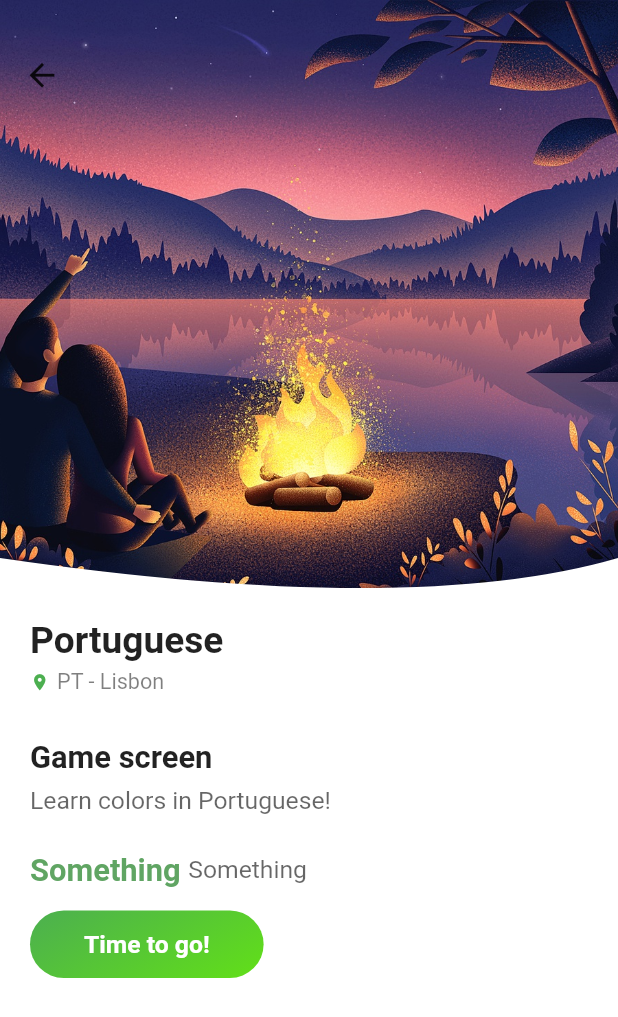
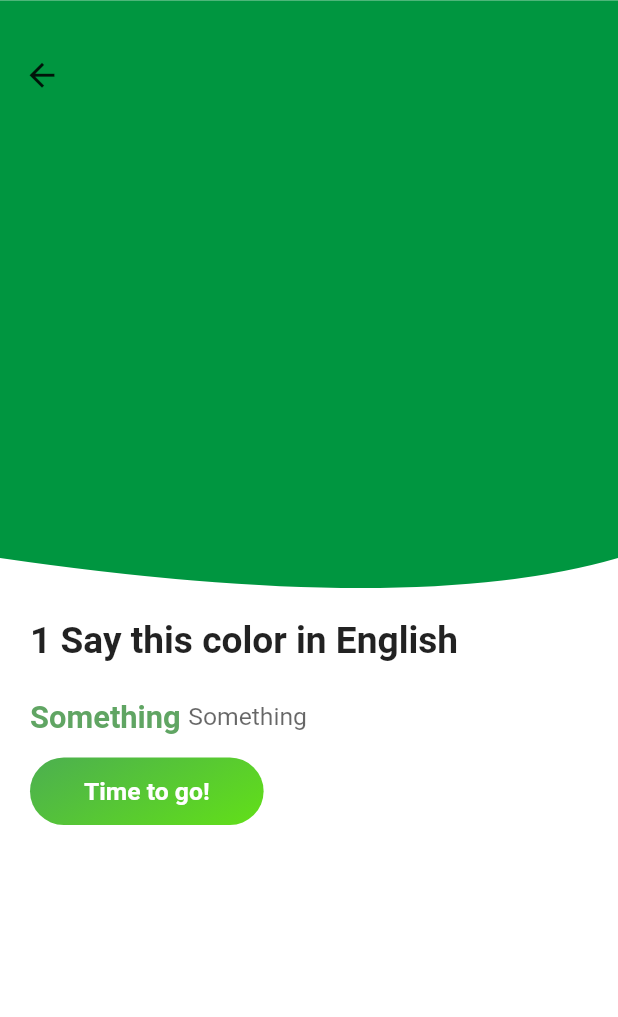
Before and after one commit to ctanunes/colorjewels, a Flutter app: the PopularList widget shown alone on an empty page, opened directly, after a tap on "Portuguese", on a phone screen of 412 x 824 dp. Shown: the top 1017 px of the screen. Run offline on Flutter 3.47's test engine with Material 2 defaults, Android fonts, the phone set to English and light mode, and no system bars; our stand-ins replace flutter_svg, flutter_tts, get, speech_to_text.

Commit message:
Added question screens

```diff
--- a/lib/main.dart
+++ b/lib/main.dart
@@ -1,7 +1,11 @@
+import 'package:color_jewels_app/screens/stt.dart';
 import 'package:flutter/material.dart';
 import 'package:color_jewels_app/screens/welcome.screen.dart';
+import 'package:color_jewels_app/screens/home.screen.dart';
 import 'package:flutter/services.dart';
 import 'package:color_jewels_app/screens/tts.dart';
+import 'package:get/get_navigation/src/root/get_material_app.dart';
+import 'package:get/route_manager.dart';
 
 void main() {
   runApp(MyApp());
@@ -11,14 +15,24 @@ class MyApp extends StatelessWidget {
   // This widget is the root of your application.
   @override
   Widget build(BuildContext context) {
-    return MaterialApp(
+    return GetMaterialApp(
       title: 'Color Jewels App',
       debugShowCheckedModeBanner: false,
       theme: ThemeData(
         primarySwatch: Colors.blue,
         visualDensity: VisualDensity.adaptivePlatformDensity,
       ),
-      home: TTS(),
+      home: WelcomeScreen(),
+      initialRoute: '/',
+      getPages: [
+        GetPage(name: '/', page: () => WelcomeScreen()),
+        GetPage(name: '/new', page: () => HomeScreen()),
+        GetPage(
+            name: '/home',
+            page: () => HomeScreen(),
+            transition: Transition.zoom
+        ),
+      ],
     );
   }
 }
--- a/lib/models/question.model.dart
+++ b/lib/models/question.model.dart
@@ -17,9 +17,30 @@ class Question {
 List<Question> eng = [
   Question(
       id : 1,
-      question : "Say this color in English",
+      question : "1 Say this color in English",
       image : "assets/images/green.png",
       answer : "green",
       typeOf : "Say",
+  ),
+  Question(
+    id : 2,
+    question : "2 Say this color in English",
+    image : "assets/images/green.png",
+    answer : "green",
+    typeOf : "Say",
+  ),
+  Question(
+    id : 3,
+    question : "3 Say this color in English",
+    image : "assets/images/green.png",
+    answer : "green",
+    typeOf : "Say",
+  ),
+  Question(
+    id : 4,
+    question : "4 Say this color in English",
+    image : "assets/images/green.png",
+    answer : "green",
+    typeOf : "Say",
   )
 ];
--- a/lib/screens/game1.screen.dart
+++ b/lib/screens/game1.screen.dart
@@ -1,23 +1,26 @@
 import 'package:color_jewels_app/models/language.model.dart';
+import 'package:color_jewels_app/screens/welcome.screen.dart';
 import 'package:flutter/material.dart';
 import 'package:color_jewels_app/widgets/buttons/gradient.button.dart';
 import 'package:color_jewels_app/widgets/detail/header.widget.dart';
+import 'package:get/route_manager.dart';
 
 import '../models/language.model.dart';
+import '../models/question.model.dart';
 
-class DetailScreen extends StatefulWidget {
-  final Language language;
+class GameScreen extends StatefulWidget {
+  final Question question;
 
-  const DetailScreen({
+  const GameScreen({
     Key key,
-    @required this.language,
+    @required this.question,
   }) : super(key: key);
 
   @override
-  _DetailScreenState createState() => _DetailScreenState();
+  _GameScreenState createState() => _GameScreenState();
 }
 
-class _DetailScreenState extends State<DetailScreen> {
+class _GameScreenState extends State<GameScreen> {
   bool isLike = false;
 
   @override
@@ -32,20 +35,13 @@ class _DetailScreenState extends State<DetailScreen> {
           child: Column(
             children: <Widget>[
               HeaderDetail(
-                image: widget.language.image ?? "assets/images/detail.png",
+                image: widget.question.image ?? "assets/images/detail.png",
                 onBackPress: () {
                   Navigator.pop(context);
                 },
-                onLikePress: () {
-                  widget.language.isPlayed = !widget.language.isPlayed;
-                  setState(() {});
-                },
-                isLike: widget.language.isPlayed,
               ),
               ContentDetail(
-                title: widget.language.title ?? "Title",
-                location: widget.language.location ?? "Location",
-                description: widget.language.description ?? "",
+                question: widget.question.question ?? "Title",
                 onPress: () {
                   showDialog(
                     context: context,
@@ -57,7 +53,7 @@ class _DetailScreenState extends State<DetailScreen> {
                           mainAxisSize: MainAxisSize.min,
                           children: [
                             Text(
-                              "This is the language ${widget.language.title}",
+                              "This is the language ${widget.question.question}",
                               style: TextStyle(fontSize: 20),
                             ),
                             Container(
@@ -65,7 +61,20 @@ class _DetailScreenState extends State<DetailScreen> {
                               child: GradientButton(
                                 text: "Confirm",
                                 onPress: () {
-                                  Navigator.of(context).pop();
+                                  if (widget.question.id==4){
+                                    Get.to(WelcomeScreen());
+                                  }else{
+                                  Navigator.push(
+                                  context,
+                                  MaterialPageRoute(
+                                    builder: (context) {
+                                      return GameScreen(
+                                        question: eng[widget.question.id],
+                                      );
+                                    },
+                                  ),
+                                );
+                  }
                                 },
                               ),
                             ),
@@ -85,15 +94,12 @@ class _DetailScreenState extends State<DetailScreen> {
 }
 
 class ContentDetail extends StatelessWidget {
-  final String title, location, description;
+  final String question;
   final Function onPress;
 
   const ContentDetail({
     Key key,
-    @required this.title,
-    @required this.location,
-    @required this.description,
-    @required this.onPress,
+    @required this.question, this.onPress,
   }) : super(key: key);
 
   @override
@@ -106,47 +112,10 @@ class ContentDetail extends StatelessWidget {
         crossAxisAlignment: CrossAxisAlignment.start,
         children: <Widget>[
           Text(
-            this.title,
+            this.question,
             style: TextStyle(
               fontWeight: FontWeight.bold,
               fontSize: size.width * 0.06,
-            ),
-          ),
-          Padding(
-            padding: EdgeInsets.symmetric(vertical: 5),
-            child: Row(
-              children: <Widget>[
-                Icon(
-                  Icons.location_on,
-                  size: 13,
-                  color: Colors.green,
-                ),
-                SizedBox(width: 5),
-                Text(
-                  this.location,
-                  style: TextStyle(
-                    fontSize: size.width * 0.035,
-                    color: Colors.black.withOpacity(0.5),
-                  ),
-                ),
-              ],
-            ),
-          ),
-          SizedBox(height: 25),
-          Text(
-            "Game screen",
-            style: TextStyle(
-              fontWeight: FontWeight.bold,
-              fontSize: size.width * 0.05,
-            ),
-          ),
-          SizedBox(height: 5),
-          Text(
-            this.description,
-            style: TextStyle(
-              fontSize: size.width * 0.04,
-              color: Colors.black.withOpacity(0.6),
-              height: 1.3,
             ),
           ),
           SizedBox(height: 25),
--- a/lib/screens/home.screen.dart
+++ b/lib/screens/home.screen.dart
@@ -2,6 +2,8 @@ import 'package:flutter/material.dart';
 import 'package:color_jewels_app/models/language.model.dart';
 import 'package:color_jewels_app/widgets/home/popularlist.widget.dart';
 import 'package:color_jewels_app/widgets/home/recentlist.widget.dart';
+import 'package:color_jewels_app/screens/tts.dart';
+import 'package:flutter_tts/flutter_tts.dart';
 
 class HomeScreen extends StatefulWidget {
   @override
@@ -11,6 +13,12 @@ class HomeScreen extends StatefulWidget {
 class _HomeScreenState extends State<HomeScreen> {
   bool isSearch = false;
   String searchValue = '';
+  final tts = TTS();
+  FlutterTts flutterTts = FlutterTts();
+
+  Future _speak() async{
+    var result = await flutterTts.speak("Hello World");
+  }
 
   void clickSearch() {
     setState(() {
--- a/lib/widgets/home/popularlist.widget.dart
+++ b/lib/widgets/home/popularlist.widget.dart
@@ -1,7 +1,10 @@
 import 'package:color_jewels_app/screens/game1.screen.dart';
 import 'package:flutter/material.dart';
 import 'package:color_jewels_app/models/language.model.dart';
+import 'package:color_jewels_app/models/question.model.dart';
 import 'package:color_jewels_app/widgets/home/popularcard.widget.dart';
+
+import 'package:flutter_tts/flutter_tts.dart';
 
 class PopularList extends StatefulWidget {
   final List<Language> listPopular;
@@ -15,6 +18,11 @@ class PopularList extends StatefulWidget {
 }
 
 class _PopularListState extends State<PopularList> {
+
+  FlutterTts flutterTts = FlutterTts();
+  Future _speak() async{
+    await flutterTts.speak("Hello World");
+  }
   @override
   Widget build(BuildContext context) {
     Size size = MediaQuery.of(context).size;
@@ -56,12 +64,13 @@ class _PopularListState extends State<PopularList> {
         setState(() {});
       },
       onPress: () {
+        _speak();
         Navigator.push(
           context,
           MaterialPageRoute(
             builder: (context) {
-              return DetailScreen(
-                language: widget.listPopular[index],
+              return GameScreen(
+                question: eng[0],
               );
             },
           ),
--- a/pubspec.yaml
+++ b/pubspec.yaml
@@ -25,6 +25,7 @@ dependencies:
     sdk: flutter
   flutter_tts:
   speech_to_text:
+  get: ^3.24.0
 
 
   # The following adds the Cupertino Icons font to your application.
```
Also changed, not shown: pubspec.lock.
